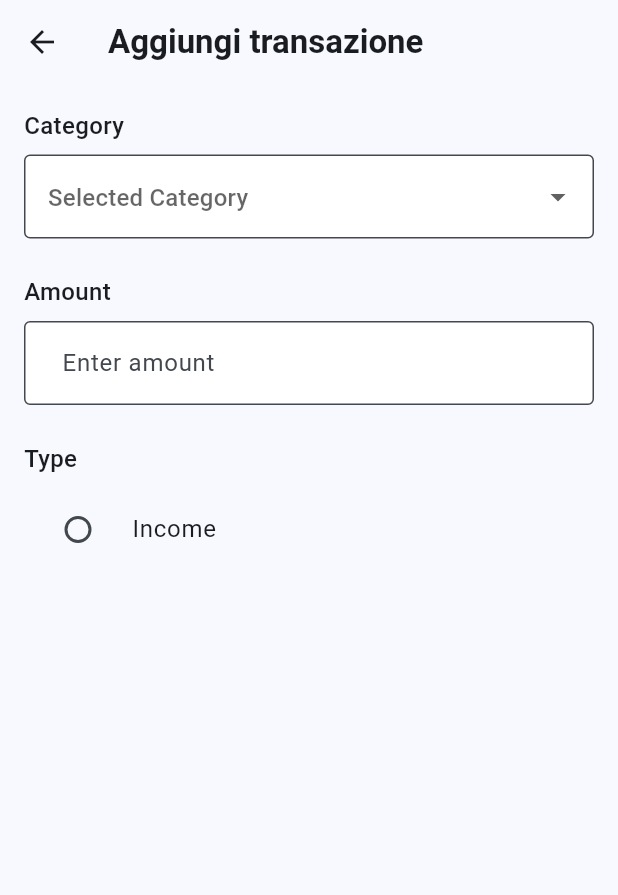
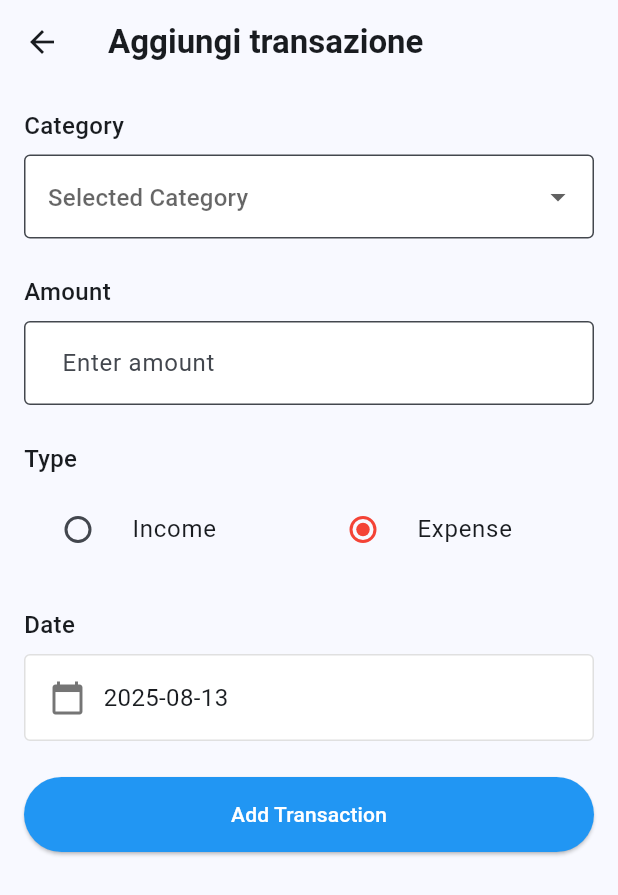
Before and after one commit to Lellefrez/frezzy_budget, a Flutter app: the AddtransectionScreen screen opened directly, on a phone screen of 412 x 824 dp. Shown: the top 895 px of the screen. Run offline on Flutter 3.47's test engine with Material 3 defaults, Android fonts, the phone set to English and light mode, and no system bars.

Commit message:
terminato struttura dati e management

```diff
--- a/lib/providers/transaction_provider.dart
+++ b/lib/providers/transaction_provider.dart
@@ -1,29 +1,8 @@
 import 'package:flutter/foundation.dart';
 import 'package:frezzy_budget/models/transaction.dart';
 
-List<Transaction> mockTransactions = [
-  Transaction(
-    id: "id",
-    userId: "userId",
-    amount: 5000,
-    type: "income",
-    category: "Salary",
-    date: DateTime(2025, 08, 07),
-    createdAt: DateTime(2025, 08, 07),
-  ),
-  Transaction(
-    id: "id",
-    userId: "userId",
-    amount: 50,
-    type: "expense",
-    category: "Restaurant",
-    date: DateTime(2025, 08, 07),
-    createdAt: DateTime(2025, 08, 07),
-  ),
-];
-
 class TransactionProvider extends ChangeNotifier {
-  List<Transaction> _transactions = mockTransactions;
+  List<Transaction> _transactions = [];
 
   List<Transaction> get transactions => _transactions;
 
@@ -31,6 +10,7 @@ class TransactionProvider extends ChangeNotifier {
     _transactions.add(transaction);
     //inoltre metto le transazioni in ordine di data
     _transactions.sort((a, b) => b.date.compareTo(a.date));
+    notifyListeners();
     return true;
   }
 
--- a/lib/screen/add_transection.dart
+++ b/lib/screen/add_transection.dart
@@ -1,6 +1,10 @@
 import 'package:flutter/material.dart';
 import 'package:flutter/services.dart';
 import 'package:frezzy_budget/constants/categories.dart';
+import 'package:frezzy_budget/models/transaction.dart';
+import 'package:frezzy_budget/providers/transaction_provider.dart';
+import 'package:intl/intl.dart';
+import 'package:provider/provider.dart';
 
 class AddtransectionScreen extends StatefulWidget {
   const AddtransectionScreen({super.key});
@@ -118,9 +122,66 @@ class _AddtransectionScreenState extends State<AddtransectionScreen> {
                           _selectedCategory = null;
                         });
                       },
+                      activeColor: Colors.green,
+                    ),
+                  ),
+                  Expanded(
+                    child: RadioListTile<String>(
+                      title: const Text('Expense'),
+                      value: 'expense',
+                      groupValue: _selectedType,
+                      onChanged: (value) {
+                        setState(() {
+                          _selectedType = value!;
+                          _selectedCategory = null;
+                        });
+                      },
+                      activeColor: Colors.red,
                     ),
                   ),
                 ],
+              ),
+              const SizedBox(height: 24),
+              const Text(
+                'Date',
+                style: TextStyle(fontSize: 16, fontWeight: FontWeight.w500),
+              ),
+              const SizedBox(height: 8),
+              InkWell(
+                onTap: _selectDate,
+                child: Container(
+                  width: double.infinity,
+                  padding: const EdgeInsets.all(16),
+                  decoration: BoxDecoration(
+                    color: Colors.white,
+                    border: Border.all(color: Colors.grey[300]!),
+                    borderRadius: BorderRadius.circular(4),
+                  ),
+                  child: Row(
+                    children: [
+                      Icon(Icons.calendar_today, color: Colors.grey[600]),
+                      const SizedBox(width: 12),
+                      Text(
+                        DateFormat('yyyy-MM-dd').format(_selectedDate),
+                        style: const TextStyle(fontSize: 16),
+                      ),
+                    ],
+                  ),
+                ),
+              ),
+              const SizedBox(height: 24),
+
+              SizedBox(
+                width: double.infinity,
+                height: 50,
+                child: ElevatedButton(
+                  onPressed: _saveTransaction,
+                  style: ElevatedButton.styleFrom(
+                    backgroundColor: Colors.blue,
+                    foregroundColor: Colors.white,
+                  ),
+                  child: Text('Add Transaction'),
+                ),
               ),
             ],
           ),
@@ -128,4 +189,38 @@ class _AddtransectionScreenState extends State<AddtransectionScreen> {
       ),
     );
   }
+
+  Future<void> _selectDate() async {
+    final picked = await showDatePicker(
+      context: context,
+      initialDate: _selectedDate,
+      firstDate: DateTime(2020),
+      lastDate: DateTime(2030),
+    );
+    if (picked != null && picked != _selectedDate) {
+      setState(() {
+        _selectedDate = picked;
+      });
+    }
+  }
+
+  void _saveTransaction() {
+    final transaction = Transaction(
+      id: '',
+      userId: '',
+      amount: double.parse(_amountController.text),
+      type: _selectedType,
+      category: _selectedCategory!,
+      date: _selectedDate,
+      createdAt: DateTime.now(),
+    );
+
+    final transactionprovider = context.read<TransactionProvider>();
+
+    final success = transactionprovider.addTransection(transaction);
+
+    if (success) {
+      Navigator.pop(context);
+    }
+  }
 }
```
